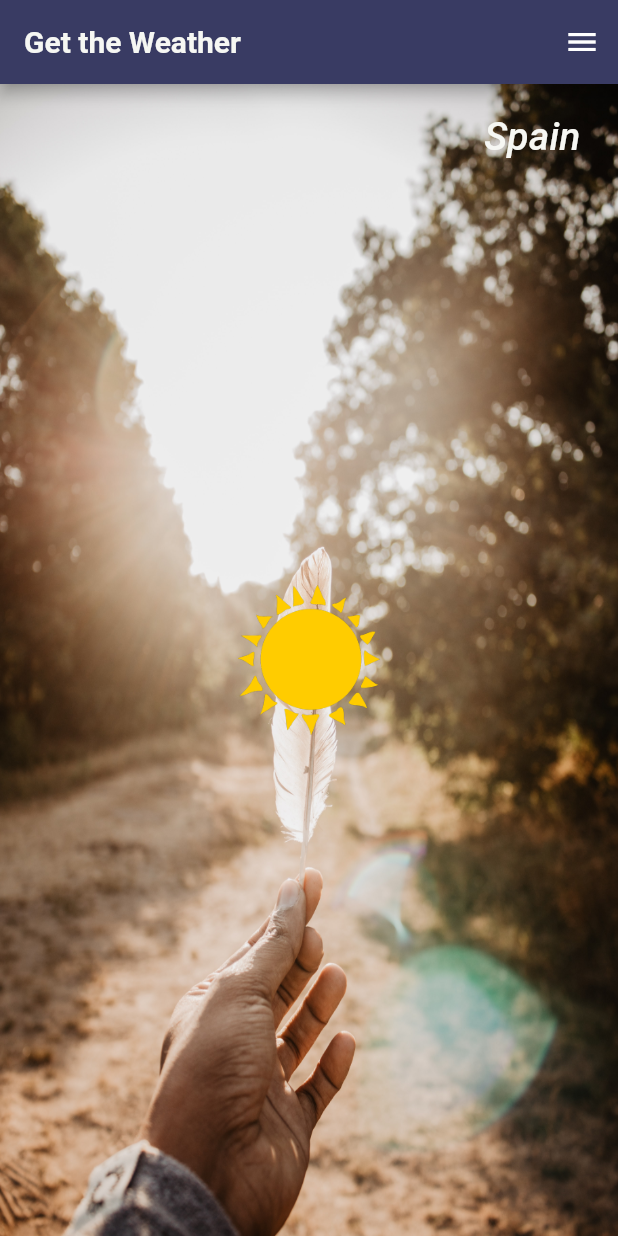
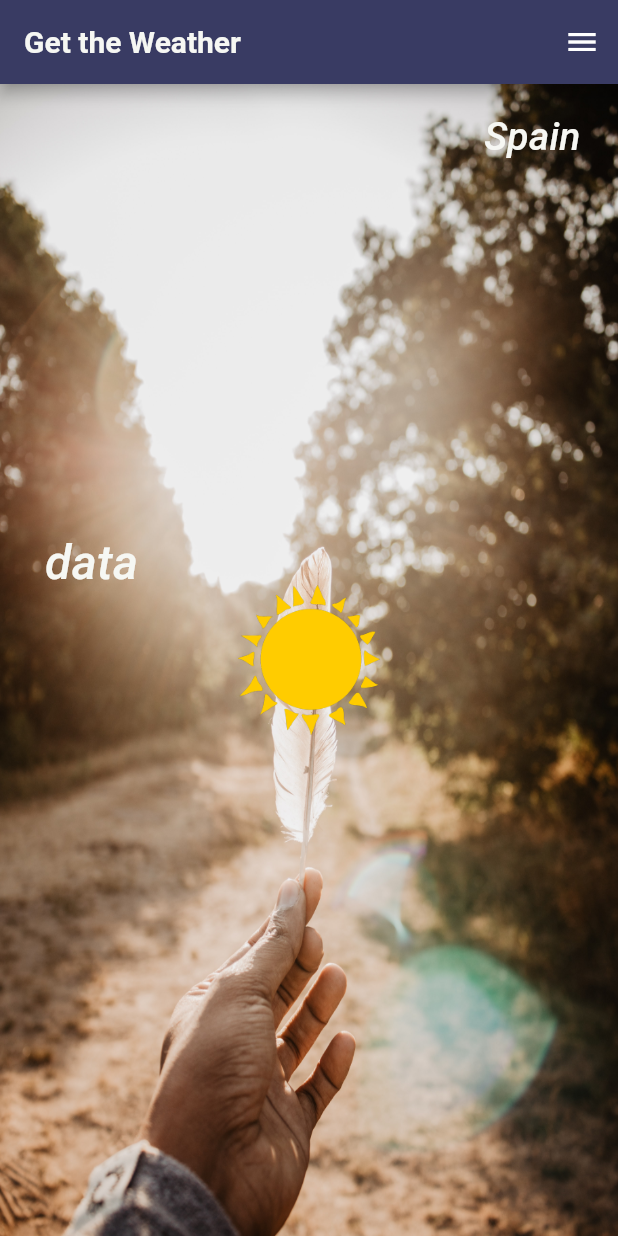
Before and after one commit to sugandha27/Weather_App, a Flutter app: the screen it shows after launch, on a phone screen of 412 x 824 dp. Run offline on Flutter 3.47's test engine with Material 2 defaults, Android fonts, the phone set to English and light mode, and no system bars; our stand-ins replace hexcolor.

Commit message:
AppId added

```diff
--- /dev/null
+++ b/lib/utils.dart
@@ -0,0 +1,2 @@
+final appId = '09fa4a5db17396335a5635841d918148';
+final defaultCity = 'Mumbai';
--- a/lib/weather.dart
+++ b/lib/weather.dart
@@ -1,5 +1,6 @@
 import 'package:flutter/material.dart';
 import 'package:hexcolor/hexcolor.dart';
+import './utils.dart';
 
 class Weather extends StatefulWidget {
   @override
@@ -64,6 +65,14 @@ class _WeatherState extends State<Weather> {
                 height: 100,
                 width: 100,
               ),
+            ),
+            Container(
+              // alignment: Alignment.center,
+              margin: const EdgeInsets.fromLTRB(30, 300, 0, 0),
+              child: Text(
+                'data',
+                style: tempStyle(),
+              ),
             )
           ],
         ),
```
